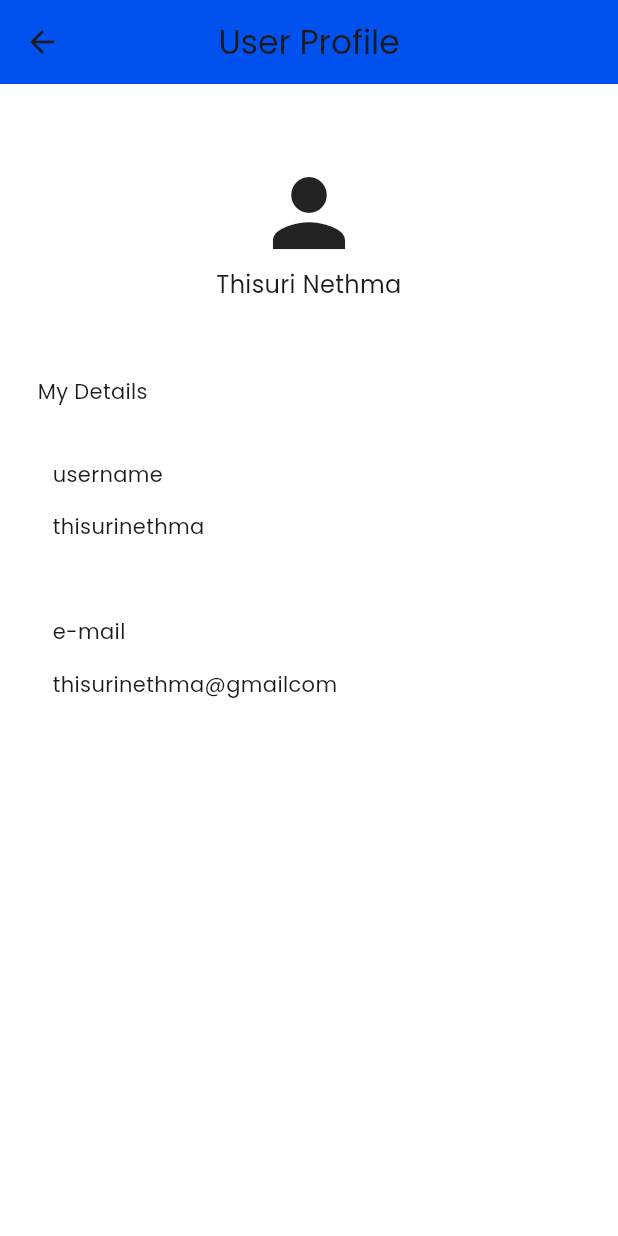
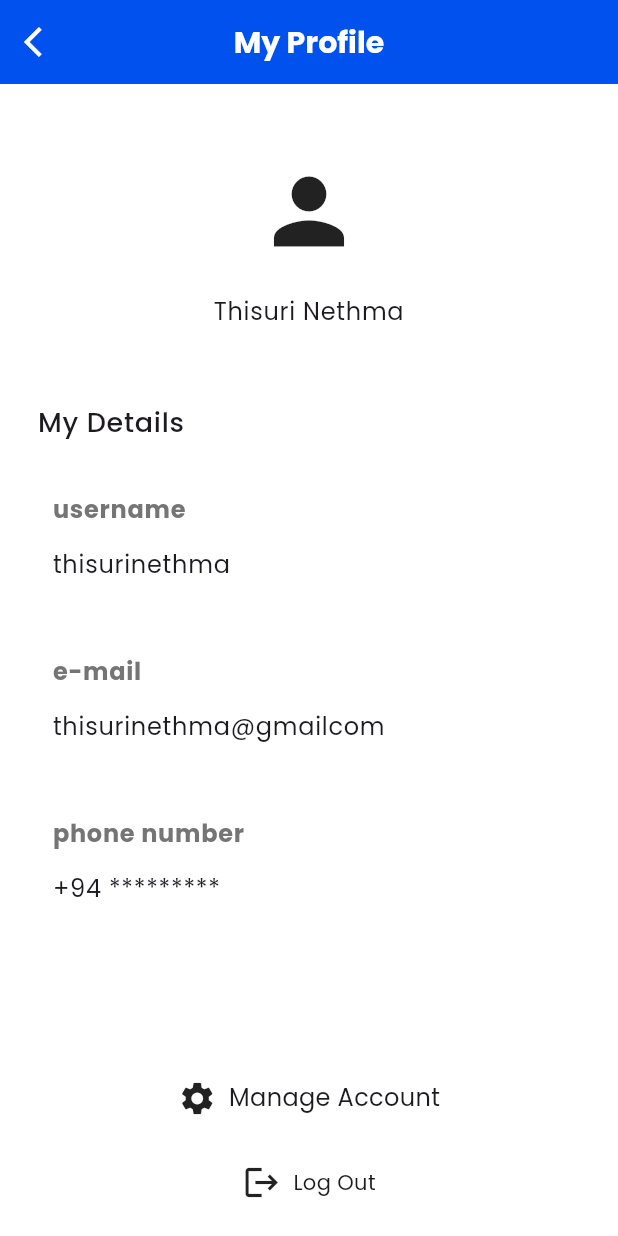
Before and after one commit to wathilaDewnaka/ridelanka-mobile-app-client, a Flutter app: the ProfilePage screen opened directly, on a phone screen of 412 x 824 dp. Run offline on Flutter 3.47's test engine with Material 3 defaults, Android fonts, the phone set to English and light mode, and no system bars; our stand-ins replace firebase_core; accounts and stored records are empty.

Commit message:
Complete Stucture of the User Profile

```diff
--- a/lib/src/screens/rider/profile_tab.dart
+++ b/lib/src/screens/rider/profile_tab.dart
@@ -12,17 +12,32 @@ class _ProfilePageState extends State<ProfilePage> {
   Widget build(BuildContext context) {
     return Scaffold(
       appBar: AppBar(
-        title: Text('User Profile'),
+        title: Text('My Profile',
+            style: TextStyle(
+                color: Colors.white,
+                fontSize: 20,
+                fontWeight: FontWeight.bold)),
         backgroundColor: Color(0xFF0051ED),
         centerTitle: true,
+        leading: IconButton(
+          icon: Icon(Icons.arrow_back_ios),
+          color: Colors.white,
+          onPressed: () {
+            Navigator.pop(context);
+          },
+        ),
       ),
       body: ListView(
         children: [
           const SizedBox(height: 50),
-          Icon(Icons.person, size: 72),
+          Icon(
+            Icons.person,
+            size: 70,
+          ),
+          SizedBox(height: 20),
           Text(
             'Thisuri Nethma',
-            style: TextStyle(fontSize: 16),
+            style: TextStyle(fontSize: 16, letterSpacing: 0.5),
             textAlign: TextAlign.center,
           ),
           const SizedBox(height: 50),
@@ -30,6 +45,10 @@ class _ProfilePageState extends State<ProfilePage> {
             padding: const EdgeInsets.only(left: 25.0),
             child: Text(
               'My Details',
+              style: TextStyle(
+                  fontSize: 18,
+                  letterSpacing: 0.5,
+                  fontWeight: FontWeight.w500),
             ),
           ),
           Container(
@@ -43,11 +62,19 @@ class _ProfilePageState extends State<ProfilePage> {
                   children: [
                     Text(
                       'username',
+                      style: TextStyle(
+                          color: Colors.grey[600],
+                          fontWeight: FontWeight.bold,
+                          fontSize: 16,
+                          letterSpacing: 0.5),
                     ),
                     SizedBox(height: 50),
                   ],
                 ),
-                Text('thisurinethma'),
+                Text(
+                  'thisurinethma',
+                  style: TextStyle(fontSize: 16, letterSpacing: 0.5),
+                ),
               ],
             ),
           ),
@@ -62,13 +89,79 @@ class _ProfilePageState extends State<ProfilePage> {
                   children: [
                     Text(
                       'e-mail',
+                      style: TextStyle(
+                          color: Colors.grey[600],
+                          fontWeight: FontWeight.bold,
+                          fontSize: 16,
+                          letterSpacing: 0.5),
                     ),
                     SizedBox(height: 50),
                   ],
                 ),
-                Text('thisurinethma@gmailcom'),
+                Text(
+                  'thisurinethma@gmailcom',
+                  style: TextStyle(fontSize: 16, letterSpacing: 0.5),
+                ),
               ],
             ),
+          ),
+          Container(
+            padding: EdgeInsets.only(left: 15, bottom: 15),
+            margin: const EdgeInsets.only(left: 20, right: 20, top: 20),
+            child: Column(
+              crossAxisAlignment: CrossAxisAlignment.start,
+              children: [
+                Row(
+                  mainAxisAlignment: MainAxisAlignment.start,
+                  children: [
+                    Text(
+                      'phone number',
+                      style: TextStyle(
+                          color: Colors.grey[600],
+                          fontWeight: FontWeight.bold,
+                          fontSize: 16,
+                          letterSpacing: 0.5),
+                    ),
+                    SizedBox(height: 50),
+                  ],
+                ),
+                Text(
+                  '+94 *********',
+                  style: TextStyle(fontSize: 16, letterSpacing: 0.5),
+                ),
+              ],
+            ),
+          ),
+          SizedBox(height: 100),
+          Column(
+            children: [
+              Row(
+                mainAxisAlignment: MainAxisAlignment.center,
+                children: [
+                  Icon(
+                    Icons.settings,
+                    size: 26,
+                  ),
+                  SizedBox(width: 8),
+                  Text(
+                    'Manage Account',
+                    style: TextStyle(fontSize: 16),
+                  ),
+                ],
+              ),
+              SizedBox(height: 30),
+              Row(
+                mainAxisAlignment: MainAxisAlignment.center,
+                children: [
+                  Icon(
+                    Icons.logout,
+                    size: 26,
+                  ),
+                  SizedBox(width: 8),
+                  Text('Log Out'),
+                ],
+              ),
+            ],
           )
         ],
       ),
```
